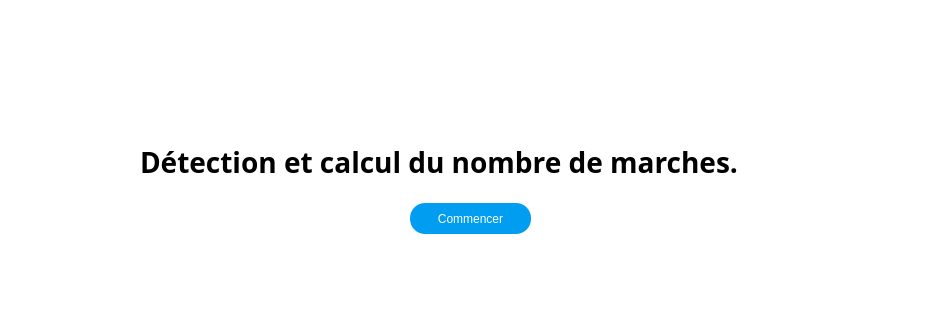
Old version of the form code/masimisa/mainwindow.ui in the repository Masimisa/Escalier; both pictures show x 0 to 942 and y 97 to 417 of the 942 by 546 pixel window.
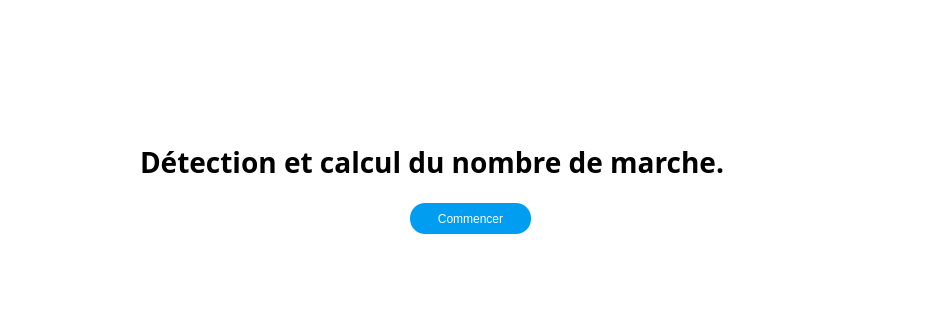
New version of the form.

Patch:
```diff
--- a/code/masimisa/mainwindow.ui
+++ b/code/masimisa/mainwindow.ui
@@ -61,8 +61,8 @@
      <string>&lt;!DOCTYPE HTML PUBLIC &quot;-//W3C//DTD HTML 4.0//EN&quot; &quot;http://www.w3.org/TR/REC-html40/strict.dtd&quot;&gt;
 &lt;html&gt;&lt;head&gt;&lt;meta name=&quot;qrichtext&quot; content=&quot;1&quot; /&gt;&lt;style type=&quot;text/css&quot;&gt;
 p, li { white-space: pre-wrap; }
-&lt;/style&gt;&lt;/head&gt;&lt;body style=&quot; font-family:'Courier 10 Pitch','Courier 10 Pitch'; font-size:14pt; font-weight:400; font-style:normal;&quot;&gt;
-&lt;h2 align=&quot;justify&quot; style=&quot; margin-top:16px; margin-bottom:12px; margin-left:0px; margin-right:0px; -qt-block-indent:0; text-indent:0px;&quot;&gt;&lt;span style=&quot; font-size:x-large; font-weight:600;&quot;&gt;Détection et calcul du nombre de marches.&lt;/span&gt;&lt;/h2&gt;&lt;/body&gt;&lt;/html&gt;</string>
+&lt;/style&gt;&lt;/head&gt;&lt;body style=&quot; font-family:'Courier 10 Pitch'; font-size:14pt; font-weight:400; font-style:normal;&quot;&gt;
+&lt;h2 align=&quot;justify&quot; style=&quot; margin-top:16px; margin-bottom:12px; margin-left:0px; margin-right:0px; -qt-block-indent:0; text-indent:0px;&quot;&gt;&lt;span style=&quot; font-family:'Courier 10 Pitch','Courier 10 Pitch'; font-size:x-large; font-weight:600;&quot;&gt;Détection et calcul du nombre de marche.&lt;/span&gt;&lt;/h2&gt;&lt;/body&gt;&lt;/html&gt;</string>
     </property>
     <property name="alignment">
      <set>Qt::AlignCenter</set>
@@ -71,7 +71,7 @@
      <bool>false</bool>
     </property>
    </widget>
-   <widget class="QWidget" name="">
+   <widget class="QWidget" name="layoutWidget">
     <property name="geometry">
      <rect>
       <x>40</x>
```
